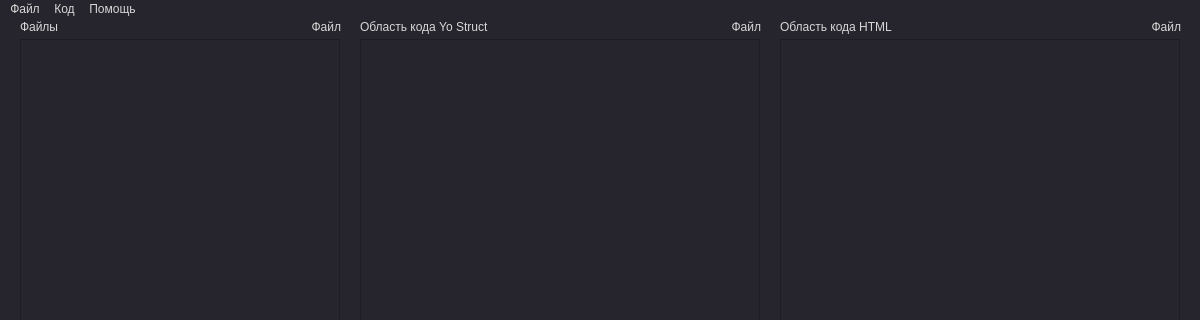
Qt form yostructer/yostructer.ui (PenzaStreetGames/Yo) before a commit; both pictures show x 0 to 1200 and y 0 to 320 of the 1200 by 800 pixel window.
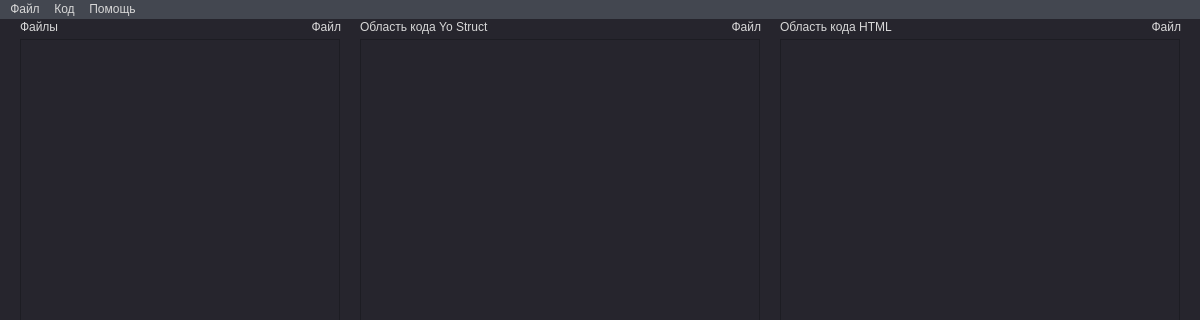
The same form after that commit.

The edit to the form file:
```diff
--- a/yostructer/yostructer.ui
+++ b/yostructer/yostructer.ui
@@ -370,6 +370,14 @@
      <height>21</height>
     </rect>
    </property>
+   <property name="styleSheet">
+    <string notr="true">background-color: #434750;
+border-color: rgb(85, 85, 255);
+color: rgb(85, 85, 255);
+alternate-background-color: rgb(85, 85, 255);
+selection-background-color: rgb(85, 85, 255);
+color: #d7d7d7;</string>
+   </property>
    <widget class="QMenu" name="menu">
     <property name="title">
      <string>Файл</string>
```
Left out of the diff: 4 changed lines with no effect on the pictures.
